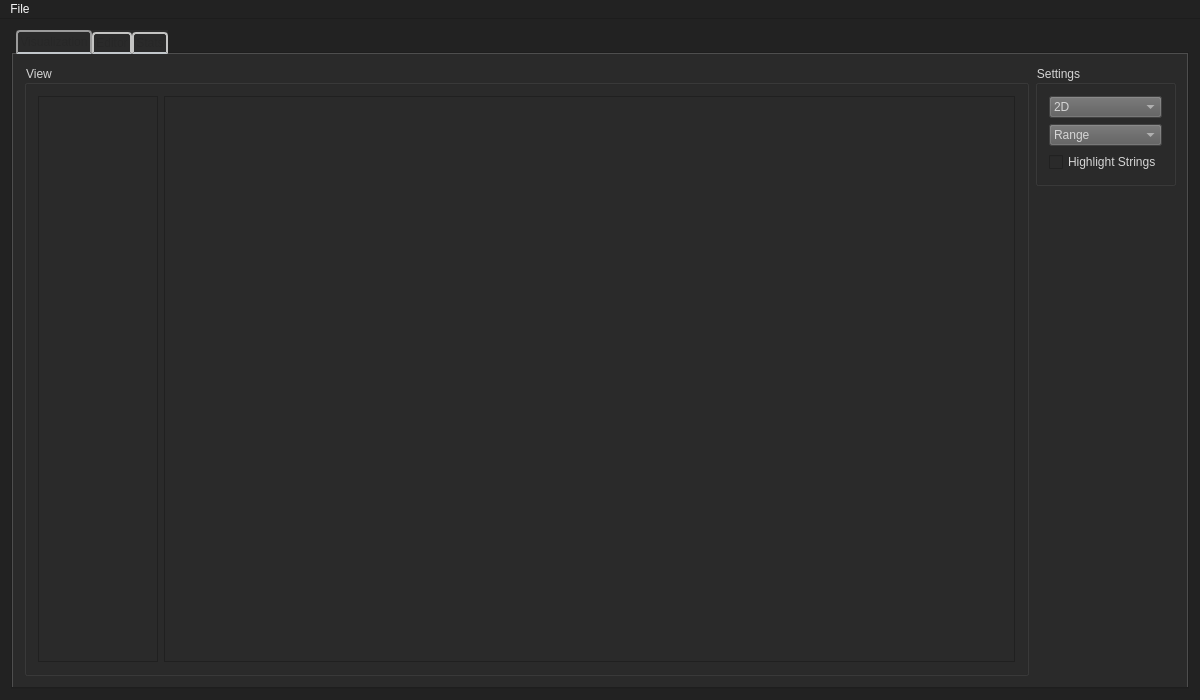
The window that Relooker/mainwindow.ui (Mixbo-zz/relooker) describes before a commit, drawn with Qt 5.
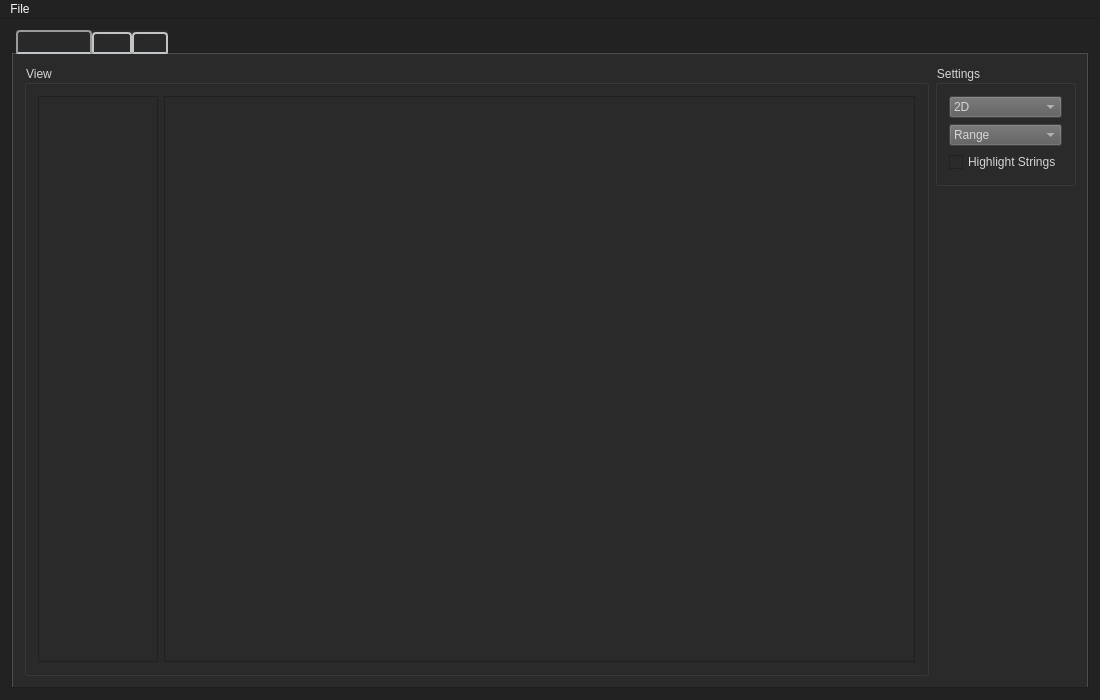
The same window after the commit. Custom widgets are drawn as their Qt base class.

Commit message: Size ghetto patch

What changed in the file:
```diff
--- a/Relooker/mainwindow.ui
+++ b/Relooker/mainwindow.ui
@@ -6,7 +6,7 @@
    <rect>
     <x>0</x>
     <y>0</y>
-    <width>1200</width>
+    <width>1100</width>
     <height>700</height>
    </rect>
   </property>
@@ -3765,7 +3765,7 @@
     <rect>
      <x>0</x>
      <y>0</y>
-     <width>1200</width>
+     <width>1100</width>
      <height>22</height>
     </rect>
    </property>
```
